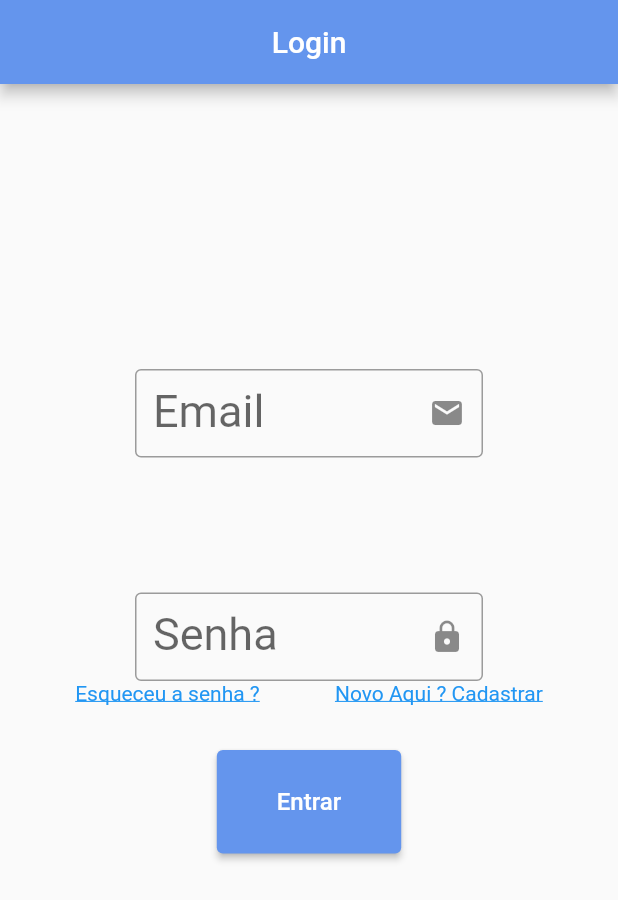
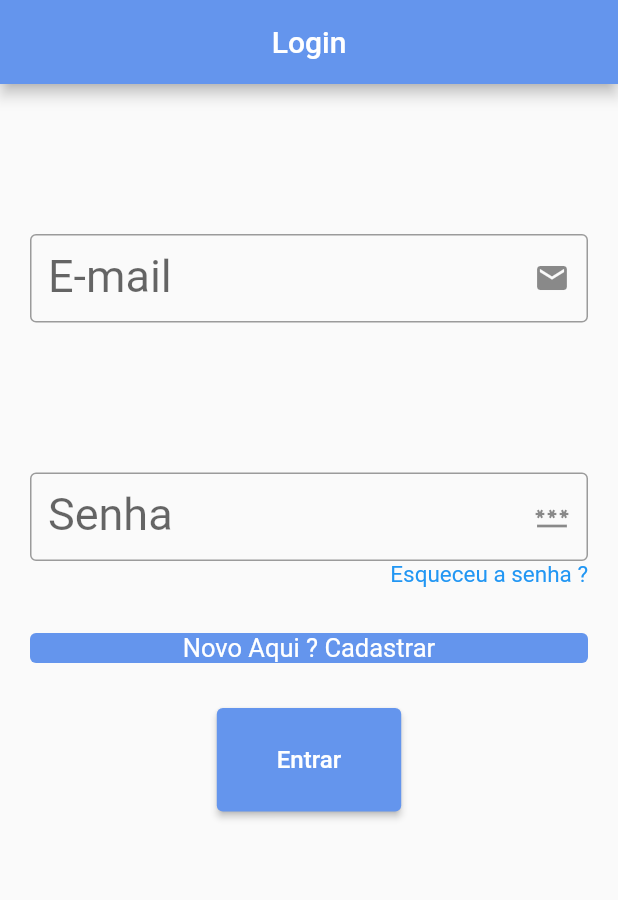
Before and after one commit to Alexandersabbag/projeto-aula, a Flutter app: the screen it shows after launch, on a phone screen of 412 x 824 dp. Shown: the top 900 px of the screen. Run offline on Flutter 3.47's test engine with Material 2 defaults, Android fonts, the phone set to English and light mode, and no system bars; our stand-ins replace mask_text_input_formatter.

Commit message:
Second Commit

```diff
--- a/lib/main.dart
+++ b/lib/main.dart
@@ -1,7 +1,9 @@
+// ignore_for_file: unused_import
 import 'package:flutter/material.dart';
 import 'package:projeto_aula/view/recuperar_senha_view.dart';
 import 'package:projeto_aula/view/tela_de_afazeres_view.dart';
 import 'package:projeto_aula/view/tela_login.dart';
+import 'package:projeto_aula/view/tela_menu_view.dart';
 import 'package:projeto_aula/view/tela_sobre_view.dart';
 
 void main() {
--- a/lib/model/recuperar_senha.dart
+++ b/lib/model/recuperar_senha.dart
@@ -1,6 +1,4 @@
 class RecuperarSenha {
   final String recemail;
-  final String recsenha;
-
-  RecuperarSenha(this.recemail, this.recsenha);
+  RecuperarSenha(this.recemail);
 }
--- a/lib/view/recuperar_senha_view.dart
+++ b/lib/view/recuperar_senha_view.dart
@@ -1,5 +1,6 @@
 // ignore_for_file: prefer_const_literals_to_create_immutables, prefer_const_constructors, prefer_interpolation_to_compose_strings
 import 'package:flutter/material.dart';
+import 'package:projeto_aula/model/recuperar_senha.dart';
 
 class RecuperarSenhaView extends StatefulWidget {
   const RecuperarSenhaView({super.key});
@@ -58,6 +59,7 @@ class _RecuperarSenhaViewState extends State<RecuperarSenhaView> {
                       mensagem('Mensagem de recuperação enviado para o e-mail.',
                           Colors.blue.shade400);
                     }
+                    RecuperarSenha(txtRecEmail.text);
                   });
                 }, //criar iteração futuro
                 style: ElevatedButton.styleFrom(
--- a/lib/view/tela_de_afazeres_view.dart
+++ b/lib/view/tela_de_afazeres_view.dart
@@ -1,5 +1,6 @@
+// ignore_for_file: prefer_const_constructors
+
 import 'package:flutter/material.dart';
-import 'package:intl/intl.dart';
 import 'package:projeto_aula/model/tarefas.dart';
 
 class TodoListView extends StatefulWidget {
@@ -30,6 +31,6 @@ class _TodoListViewState extends State<TodoListView> {
           centerTitle: true,
           backgroundColor: Color(0xFF6495ED),
         ),
-        body: Center());
+        body: ListView());
   }
 }
--- a/lib/view/tela_login.dart
+++ b/lib/view/tela_login.dart
@@ -1,4 +1,4 @@
-// ignore_for_file: prefer_const_literals_to_create_immutables, prefer_const_constructors, sort_child_properties_last
+// ignore_for_file: prefer_const_literals_to_create_immutables, prefer_const_constructors, sort_child_properties_last, unused_import
 
 import 'package:flutter/gestures.dart';
 import 'package:flutter/material.dart';
@@ -6,6 +6,7 @@ import 'package:projeto_aula/view/recuperar_senha_view.dart';
 import 'package:projeto_aula/view/tela_cadastro_view.dart';
 import 'package:projeto_aula/view/tela_menu_view.dart';
 import 'package:projeto_aula/view/tela_sobre_view.dart';
+import 'package:projeto_aula/widgets/loginwid.dart';
 
 class LoginView extends StatefulWidget {
   const LoginView({super.key});
@@ -26,36 +27,19 @@ class _LoginViewState extends State<LoginView> {
           centerTitle: true,
           backgroundColor: Color(0xFF6495ED),
         ),
-        body: Column(
+        body: Container(
+          padding: EdgeInsets.symmetric(horizontal: 20, vertical: 100),
+          child: Column(
             children: [
-            Container(
-              margin: EdgeInsets.fromLTRB(90, 190, 90, 90),
-              child: TextField(
-                controller: txtEmail,
-                decoration: InputDecoration(
-                  labelText: 'Email',
-                  labelStyle: TextStyle(fontSize: 30),
-                  suffixIcon: Icon(Icons.email),
-                  iconColor: Color(0xFF6495ED),
-                  border: OutlineInputBorder(),
+              Padding(
+                padding: EdgeInsets.fromLTRB(0, 0, 0, 100),
+                child: LoginWidField(
+                    icone: Icons.mail, texto: txtEmail, lblTxt: "E-mail"),
               ),
-              ),
-            ),
-            Container(
-              margin: EdgeInsets.symmetric(vertical: 0, horizontal: 90),
-              child: TextField(
-                controller: txtSenha,
-                decoration: InputDecoration(
-                  labelText: 'Senha',
-                  labelStyle: TextStyle(fontSize: 30),
-                  suffixIcon: Icon(Icons.lock),
-                  iconColor: Color(0xFF6495ED),
-                  border: OutlineInputBorder(),
-                ),
-              ),
-            ),
+              LoginWidField(
+                  icone: Icons.password, texto: txtSenha, lblTxt: "Senha"),
               Row(
-              mainAxisAlignment: MainAxisAlignment.spaceEvenly,
+                mainAxisAlignment: MainAxisAlignment.end,
                 children: [
                   RichText(
                     textAlign: TextAlign.left,
@@ -63,23 +47,37 @@ class _LoginViewState extends State<LoginView> {
                         text: 'Esqueceu a senha ?',
                         style: TextStyle(
                           color: Colors.blue,
-                        decoration: TextDecoration.underline,
+                          fontSize: 15,
                         ),
                         recognizer: TapGestureRecognizer()
                           ..onTap = () {
                             Navigator.push(
                                 context,
                                 MaterialPageRoute(
-                                  builder: (context) => RecuperarSenhaView()));
+                                    builder: (context) =>
+                                        RecuperarSenhaView()));
                           }),
                   ),
-                RichText(
-                  textAlign: TextAlign.left,
+                ],
+              ),
+              SizedBox(
+                height: 30,
+              ),
+              Row(
+                mainAxisAlignment: MainAxisAlignment.center,
+                children: [
+                  Expanded(
+                    child: Container(
+                      decoration: BoxDecoration(
+                          color: Color(0xFF6495ED),
+                          borderRadius: BorderRadius.circular(4)),
+                      child: RichText(
+                        textAlign: TextAlign.center,
                         text: TextSpan(
                             text: 'Novo Aqui ? Cadastrar',
                             style: TextStyle(
-                        color: Colors.blue,
-                        decoration: TextDecoration.underline,
+                              fontSize: 17,
+                              color: Colors.white,
                             ),
                             recognizer: TapGestureRecognizer()
                               ..onTap = () {
@@ -89,6 +87,8 @@ class _LoginViewState extends State<LoginView> {
                                         builder: (context) => cadastrarView()));
                               }),
                       ),
+                    ),
+                  )
                 ],
               ),
               SizedBox(
@@ -112,6 +112,7 @@ class _LoginViewState extends State<LoginView> {
                 },
               )
             ],
+          ),
         ));
   }
 }
--- /dev/null
+++ b/lib/widgets/loginwid.dart
@@ -0,0 +1,19 @@
+import 'package:flutter/material.dart';
+
+Widget LoginWidField(
+    {required IconData icone,
+    required TextEditingController texto,
+    required String lblTxt}) {
+  return Container(
+    child: TextField(
+      controller: texto,
+      decoration: InputDecoration(
+        labelText: lblTxt,
+        labelStyle: TextStyle(fontSize: 30),
+        suffixIcon: Icon(icone),
+        iconColor: Color(0xFF6495ED),
+        border: OutlineInputBorder(),
+      ),
+    ),
+  );
+}
```
Also changed, not shown: lib/view/tela_menu_view.dart (+11 -145 lines), lib/widgets/menuwid.dart (added, +35 -0 lines), lib/widgets/todolistwid.dart (added, +7 -0 lines), pubspec.lock. Lines whose indentation alone changed are shown as unchanged.
